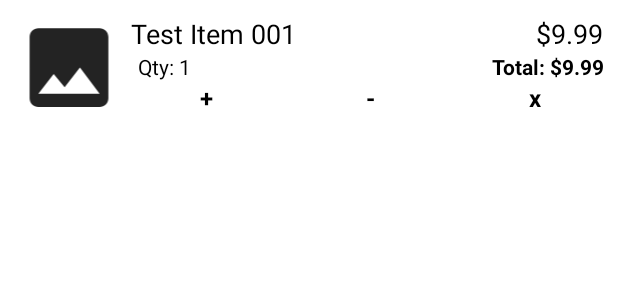
After one commit to forrest-james/ads-app, an Android app: the layout shoppingcart_item_list.xml on its own in the app's theme, with its tools: preview values and no code run, on a phone screen of 412 x 824 dp. The commit adds this screen. Shown: the top 300 px of the screen. Run offline under Robolectric (Android 15) with nearby library versions, the phone set to English and light mode, and no system bars.

Commit message:
Added Shopping Cart functionality

```diff
--- /dev/null
+++ b/AcmeDepartmentStore/app/src/main/res/layout/shoppingcart_item_list.xml
@@ -0,0 +1,121 @@
+<?xml version="1.0" encoding="utf-8"?>
+<LinearLayout xmlns:android="http://schemas.android.com/apk/res/android"
+    xmlns:app="http://schemas.android.com/apk/res-auto"
+    android:layout_width="match_parent"
+    android:layout_height="80dp"
+    android:background="@color/white"
+    android:orientation="horizontal"
+    android:paddingLeft="10dp"
+    android:paddingTop="10dp">
+
+    <ImageView
+        android:id="@+id/imageView4"
+        android:layout_width="wrap_content"
+        android:layout_height="wrap_content"
+        android:layout_gravity="start|center_vertical"
+        android:src="@drawable/ic_baseline_image" />
+
+    <LinearLayout
+        android:layout_width="match_parent"
+        android:layout_height="match_parent"
+        android:layout_weight="1"
+        android:orientation="vertical">
+
+        <LinearLayout
+            android:layout_width="match_parent"
+            android:layout_height="wrap_content"
+            android:orientation="horizontal">
+
+            <TextView
+                android:id="@+id/cart_item_name"
+                android:layout_width="wrap_content"
+                android:layout_height="wrap_content"
+                android:layout_weight="1"
+                android:gravity="start|center_vertical"
+                android:paddingLeft="5dp"
+                android:text="Test Item 001"
+                android:textColor="@color/black"
+                android:textSize="18sp" />
+
+            <TextView
+                android:id="@+id/cart_item_price"
+                android:layout_width="wrap_content"
+                android:layout_height="wrap_content"
+                android:layout_gravity="end"
+                android:layout_weight="1"
+                android:gravity="center_vertical|end"
+                android:paddingRight="10dp"
+                android:text="$9.99"
+                android:textColor="@color/black"
+                android:textSize="18sp" />
+        </LinearLayout>
+
+        <LinearLayout
+            android:layout_width="match_parent"
+            android:layout_height="wrap_content"
+            android:orientation="horizontal">
+
+            <TextView
+                android:id="@+id/cart_item_qty"
+                android:layout_width="wrap_content"
+                android:layout_height="wrap_content"
+                android:layout_weight="1"
+                android:gravity="start|center_vertical"
+                android:paddingLeft="10dp"
+                android:text="Qty: 1"
+                android:textColor="@color/black"
+                android:textSize="14sp" />
+
+            <TextView
+                android:id="@+id/cart_item_total"
+                android:layout_width="wrap_content"
+                android:layout_height="wrap_content"
+                android:layout_weight="1"
+                android:gravity="center_vertical|end"
+                android:paddingRight="10dp"
+                android:text="Total: $9.99"
+                android:textColor="@color/black"
+                android:textSize="14sp"
+                android:textStyle="bold" />
+        </LinearLayout>
+
+        <LinearLayout
+            android:layout_width="match_parent"
+            android:layout_height="match_parent"
+            android:orientation="horizontal">
+
+            <TextView
+                android:id="@+id/incrementItem"
+                android:layout_width="wrap_content"
+                android:layout_height="wrap_content"
+                android:layout_weight="1"
+                android:gravity="center"
+                android:text="+"
+                android:textColor="@color/black"
+                android:textSize="16sp"
+                android:textStyle="bold" />
+
+            <TextView
+                android:id="@+id/decrementItem"
+                android:layout_width="wrap_content"
+                android:layout_height="wrap_content"
+                android:layout_weight="1"
+                android:gravity="center"
+                android:text="-"
+                android:textColor="@color/black"
+                android:textSize="16sp"
+                android:textStyle="bold" />
+
+            <TextView
+                android:id="@+id/removeItem"
+                android:layout_width="wrap_content"
+                android:layout_height="wrap_content"
+                android:layout_weight="1"
+                android:gravity="center"
+                android:text="x"
+                android:textColor="@color/black"
+                android:textSize="16sp"
+                android:textStyle="bold" />
+        </LinearLayout>
+    </LinearLayout>
+</LinearLayout>
```
Also changed, not shown: AcmeDepartmentStore/app/src/main/java/com/ads/app/MainActivity.java (+15 -0 lines), AcmeDepartmentStore/app/src/main/java/com/ads/app/ShoppingCartAdapter.java (added, +81 -0 lines), AcmeDepartmentStore/app/src/main/java/com/ads/app/ShoppingCartFragment.java (added, +47 -0 lines), AcmeDepartmentStore/app/src/main/res/layout/fragment_shoppingcart.xml (added, +36 -0 lines).
